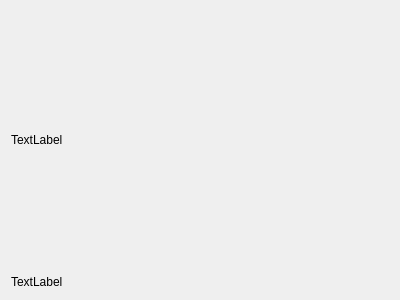
rottaca/FallDetectionProject, file mainwindow.ui: the form before one commit.
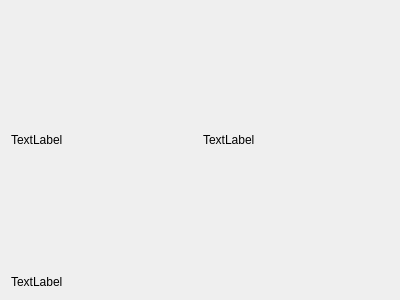
The form after the commit. Custom widgets are drawn as their Qt base class.

```diff
--- a/mainwindow.ui
+++ b/mainwindow.ui
@@ -10,6 +10,12 @@
     <height>300</height>
    </rect>
   </property>
+  <property name="minimumSize">
+   <size>
+    <width>300</width>
+    <height>300</height>
+   </size>
+  </property>
   <property name="windowTitle">
    <string>MainWindow</string>
   </property>
@@ -25,7 +31,17 @@
       </property>
      </widget>
     </item>
-    <item row="1" column="0">
+    <item row="0" column="1">
+     <widget class="AspectRatioPixmap" name="label_3">
+      <property name="text">
+       <string>TextLabel</string>
+      </property>
+      <property name="scaledContents">
+       <bool>false</bool>
+      </property>
+     </widget>
+    </item>
+    <item row="1" column="0" colspan="2">
      <widget class="QLabel" name="label_2">
       <property name="sizePolicy">
        <sizepolicy hsizetype="Preferred" vsizetype="Maximum">
```
